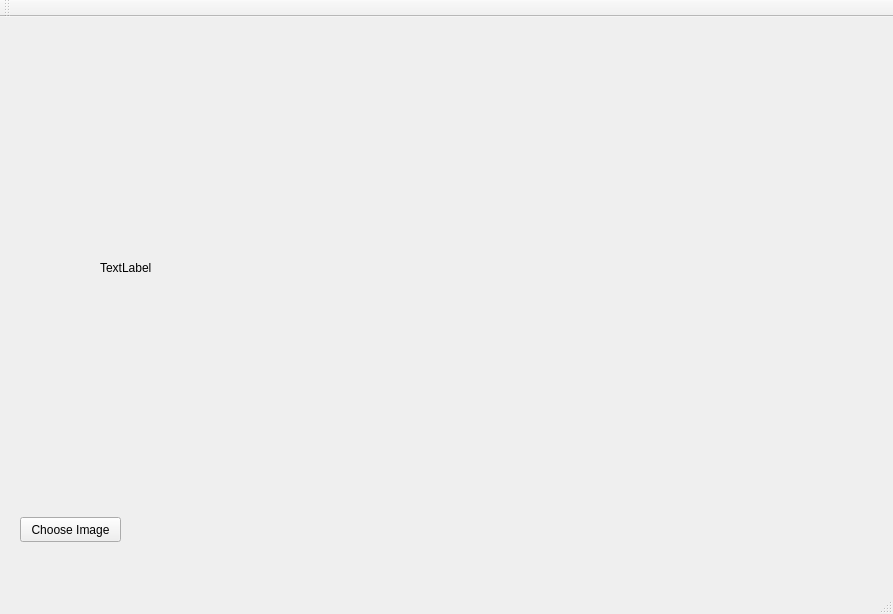
This is ui/media_browser/mainwindow.ui in andrijajocic/hackathon-2019 as Qt 5 draws it before an edit. The edited form follows.
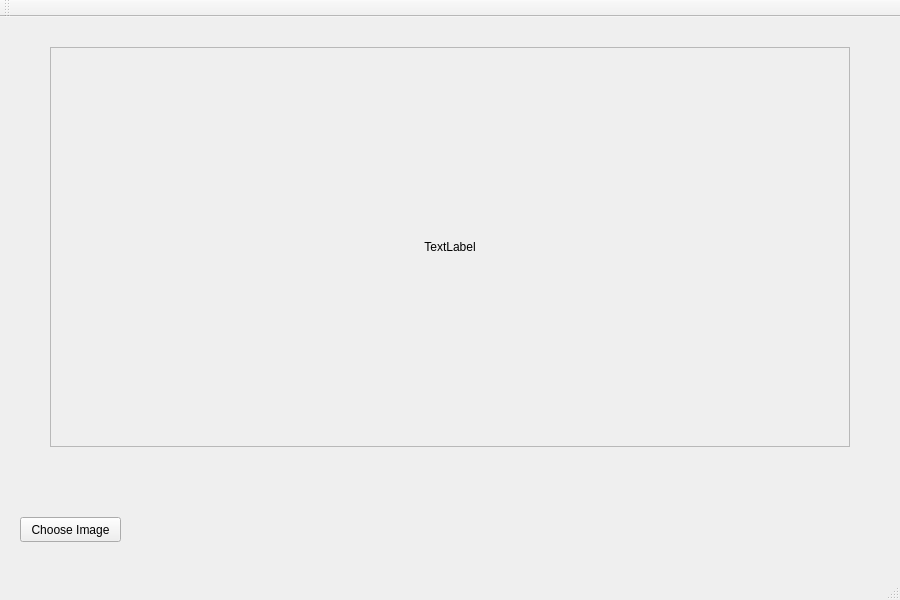
This is the edited form.

Commit message: Adjust centering of images and aspect ratio

The edit to the form file:
```diff
--- a/ui/media_browser/mainwindow.ui
+++ b/ui/media_browser/mainwindow.ui
@@ -6,8 +6,8 @@
    <rect>
     <x>0</x>
     <y>0</y>
-    <width>893</width>
-    <height>614</height>
+    <width>900</width>
+    <height>600</height>
    </rect>
   </property>
   <property name="windowTitle">
@@ -30,15 +30,21 @@
    <widget class="QLabel" name="lbl_image">
     <property name="geometry">
      <rect>
-      <x>100</x>
-      <y>40</y>
-      <width>731</width>
-      <height>421</height>
+      <x>50</x>
+      <y>30</y>
+      <width>800</width>
+      <height>400</height>
      </rect>
     </property>
+    <property name="frameShape">
+     <enum>QFrame::StyledPanel</enum>
+    </property>
     <property name="text">
      <string>TextLabel</string>
     </property>
+    <property name="alignment">
+     <set>Qt::AlignCenter</set>
+    </property>
    </widget>
   </widget>
   <widget class="QMenuBar" name="menuBar">
```
Left out of the diff: 2 changed lines with no effect on the pictures. The commit also changes 1 other file.
